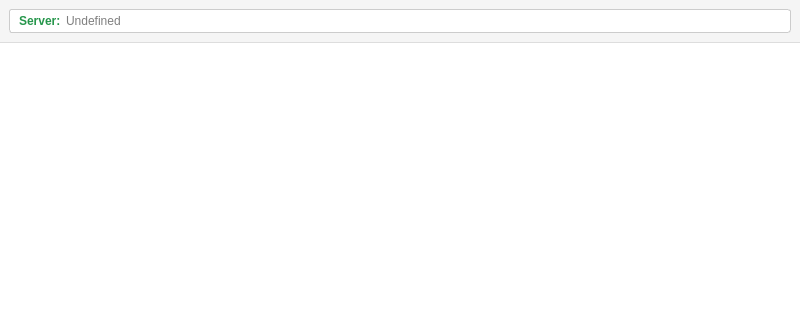
Before: the Qt Designer form Frontend/Desktop/Sources/MainWindow.ui in Mayfleet/SimpleChat, drawn with Qt 5; both pictures show x 0 to 800 and y 0 to 320 of the 800 by 600 pixel window.
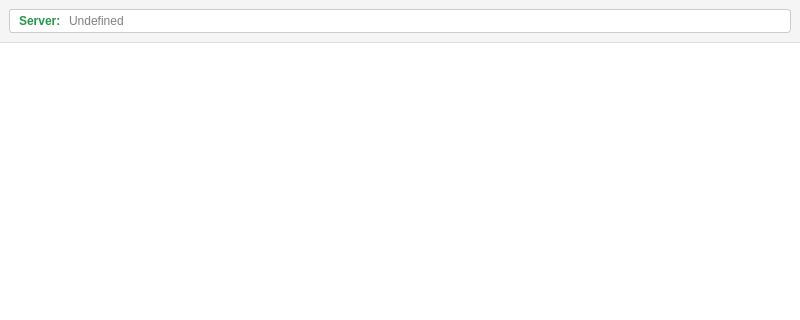
After: the same form once the commit is applied.

Commit message: Minor UI adjustment applied

What changed in the file:
```diff
--- a/Frontend/Desktop/Sources/MainWindow.ui
+++ b/Frontend/Desktop/Sources/MainWindow.ui
@@ -96,7 +96,7 @@
         <widget class="QFrame" name="backedUrlFrame">
          <layout class="QHBoxLayout" name="horizontalLayout">
           <property name="spacing">
-           <number>3</number>
+           <number>6</number>
           </property>
           <property name="leftMargin">
            <number>9</number>
```
